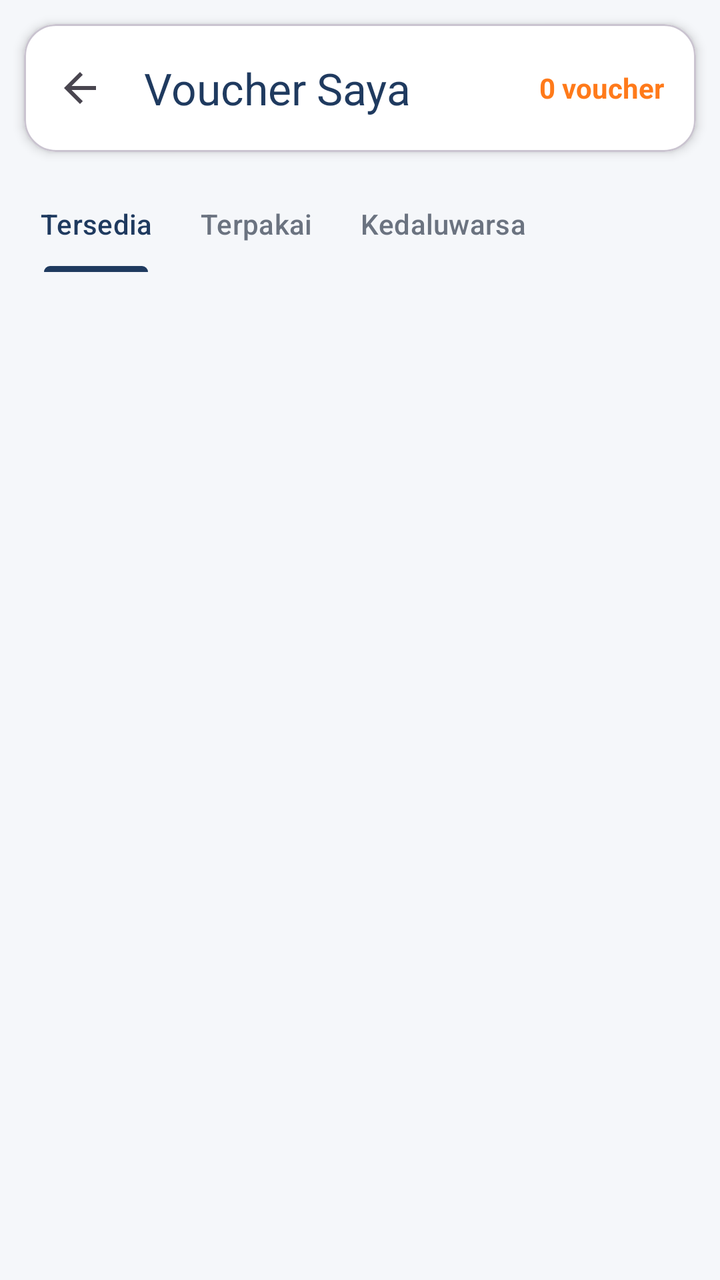
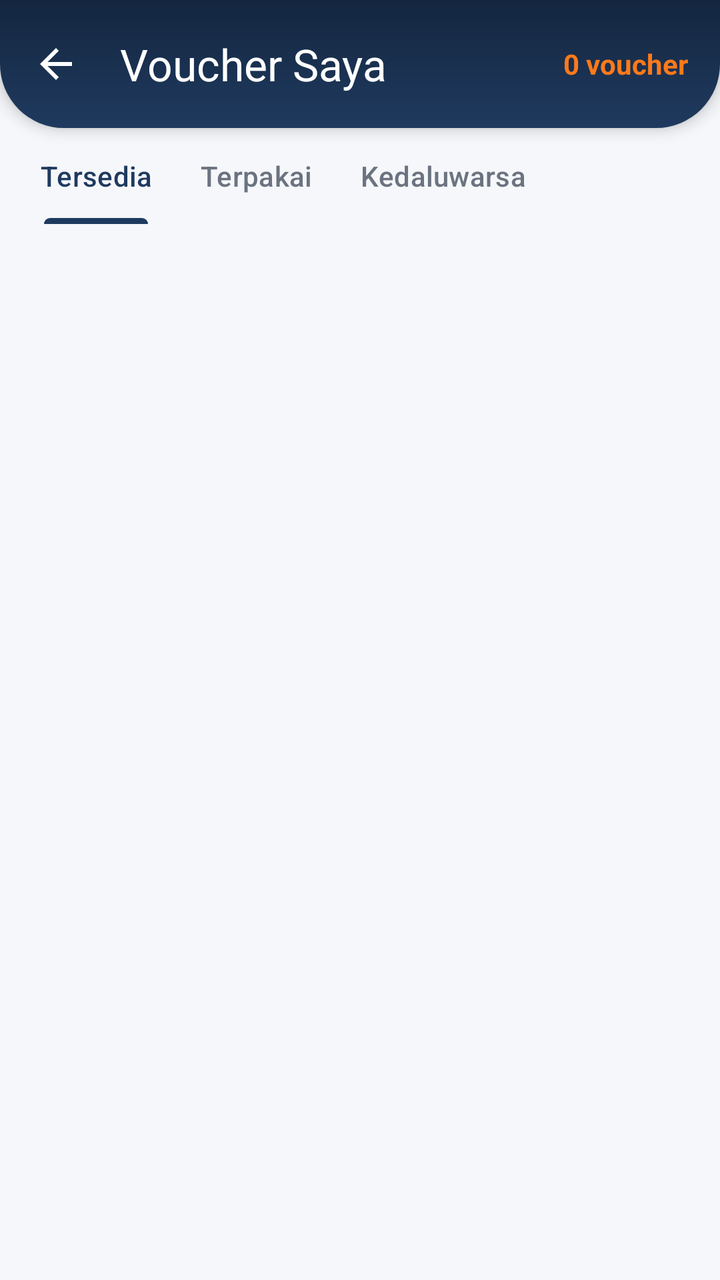

The first picture is an Android layout as it rendered before a commit; the second is the same layout after the commit. The layout source and the unified diff follow.
<!-- AndroidManifest.xml: application theme Theme.MobileProject -->
<!-- res/layout/activity_voucher_saya.xml -->
<?xml version="1.0" encoding="utf-8"?>
<LinearLayout xmlns:android="http://schemas.android.com/apk/res/android"
    xmlns:app="http://schemas.android.com/apk/res-auto"
    xmlns:tools="http://schemas.android.com/tools"
    android:id="@+id/main"
    android:layout_width="match_parent"
    android:layout_height="match_parent"
    android:background="@color/bk_bg_screen"
    android:orientation="vertical"
    tools:context=".VoucherSayaActivity">

    
    <com.google.android.material.card.MaterialCardView
        android:layout_width="match_parent"
        android:layout_height="wrap_content"
        android:layout_margin="12dp"
        app:cardBackgroundColor="@android:color/white"
        app:cardCornerRadius="16dp"
        app:cardElevation="3dp">

        <LinearLayout
            android:layout_width="match_parent"
            android:layout_height="wrap_content"
            android:gravity="center_vertical"
            android:orientation="horizontal">

            <com.google.android.material.appbar.MaterialToolbar
                android:id="@+id/toolbar"
                android:layout_width="0dp"
                android:layout_height="?attr/actionBarSize"
                android:layout_weight="1"
                app:navigationIcon="?attr/homeAsUpIndicator"
                app:title="Voucher Saya"
                app:titleTextColor="@color/bk_primary" />

            <TextView
                android:id="@+id/tvTotalVoucher"
                android:layout_width="wrap_content"
                android:layout_height="wrap_content"
                android:layout_marginEnd="16dp"
                android:text="0 voucher"
                android:textColor="@color/bk_accent"
                android:textSize="14sp"
                android:textStyle="bold" />
        </LinearLayout>
    </com.google.android.material.card.MaterialCardView>

    
    <com.google.android.material.tabs.TabLayout
        android:id="@+id/tabFilter"
        android:layout_width="match_parent"
        android:layout_height="wrap_content"
        android:layout_marginStart="8dp"
        android:background="@android:color/transparent"
        app:tabGravity="start"
        app:tabIndicatorColor="@color/bk_primary"
        app:tabMode="scrollable"
        app:tabSelectedTextColor="@color/bk_primary"
        app:tabTextColor="@color/bk_text_secondary">

        <com.google.android.material.tabs.TabItem
            android:layout_width="wrap_content"
            android:layout_height="wrap_content"
            android:text="Tersedia" />

        <com.google.android.material.tabs.TabItem
            android:layout_width="wrap_content"
            android:layout_height="wrap_content"
            android:text="Terpakai" />

        <com.google.android.material.tabs.TabItem
            android:layout_width="wrap_content"
            android:layout_height="wrap_content"
            android:text="Kedaluwarsa" />
    </com.google.android.material.tabs.TabLayout>

    
    <androidx.core.widget.NestedScrollView
        android:layout_width="match_parent"
        android:layout_height="match_parent"
        android:clipToPadding="false"
        android:paddingBottom="24dp">

        <LinearLayout
            android:layout_width="match_parent"
            android:layout_height="wrap_content"
            android:orientation="vertical"
            android:paddingStart="16dp"
            android:paddingTop="12dp"
            android:paddingEnd="16dp">

            
            <androidx.recyclerview.widget.RecyclerView
                android:id="@+id/rvVouchers"
                android:layout_width="match_parent"
                android:layout_height="wrap_content"
                android:nestedScrollingEnabled="false" />

            
            <LinearLayout
                android:id="@+id/tvKosong"
                android:layout_width="match_parent"
                android:layout_height="wrap_content"
                android:gravity="center"
                android:orientation="vertical"
                android:padding="28dp"
                android:visibility="gone">

                <ImageView
                    android:layout_width="24dp"
                    android:layout_height="24dp"
                    android:contentDescription="@null"
                    android:src="@drawable/ic_history"
                    app:tint="@color/bk_text_secondary" />

                <TextView
                    android:layout_width="wrap_content"
                    android:layout_height="wrap_content"
                    android:layout_marginTop="8dp"
                    android:text="Belum ada voucher untuk filter ini."
                    android:textColor="@color/bk_text_secondary"
                    android:textSize="12sp" />
            </LinearLayout>
        </LinearLayout>
    </androidx.core.widget.NestedScrollView>
</LinearLayout>
<!-- resources referenced by this layout -->
<resources>
  <color name="bk_accent">#FF7A1A</color>
  <color name="bk_bg_screen">#F5F7FA</color>
  <color name="bk_primary">#1F3A5F</color>
  <color name="bk_text_secondary">#6B7380</color>
  <!-- drawable ic_history (drawable) -->
  <?xml version="1.0" encoding="utf-8"?>
  <vector xmlns:android="http://schemas.android.com/apk/res/android"
      android:width="24dp"
      android:height="24dp"
      android:viewportWidth="24"
      android:viewportHeight="24">
      <path
          android:fillColor="#FF000000"
          android:pathData="M13,3c-4.97,0 -9,4.03 -9,9L1,12l3.89,3.89 0.07,0.14L9,12L6,12c0,-3.87 3.13,-7 7,-7s7,3.13 7,7 -3.13,7 -7,7c-1.93,0 -3.68,-0.79 -4.94,-2.06l-1.42,1.42C8.27,19.99 10.51,21 13,21c4.97,0 9,-4.03 9,-9s-4.03,-9 -9,-9zM12,8v5l4.28,2.54 0.72,-1.21 -3.5,-2.08L13.5,8L12,8z" />
  </vector>
  <style name="Theme.MobileProject" parent="Base.Theme.MobileProject" />
  <style name="Base.Theme.MobileProject" parent="Theme.Material3.DayNight.NoActionBar">
  
      </style>
</resources>

<!-- the commit's change to res/layout/activity_voucher_saya.xml (unified diff, before → after) -->
@@ -10,40 +10,37 @@
     tools:context=".VoucherSayaActivity">
 
     
-    <com.google.android.material.card.MaterialCardView
+    <LinearLayout
+        android:id="@+id/header"
         android:layout_width="match_parent"
         android:layout_height="wrap_content"
-        android:layout_margin="12dp"
-        app:cardBackgroundColor="@android:color/white"
-        app:cardCornerRadius="16dp"
-        app:cardElevation="3dp">
+        android:background="@drawable/bg_header"
+        android:elevation="4dp"
+        android:gravity="center_vertical"
+        android:orientation="horizontal">
 
-        <LinearLayout
-            android:layout_width="match_parent"
+        <com.google.android.material.appbar.MaterialToolbar
+            android:id="@+id/toolbar"
+            android:layout_width="0dp"
+            android:layout_height="?attr/actionBarSize"
+            android:layout_weight="1"
+            android:background="@android:color/transparent"
+            app:navigationIcon="?attr/homeAsUpIndicator"
+            app:navigationIconTint="@android:color/white"
+            app:title="Voucher Saya"
+            app:titleTextColor="@android:color/white" />
+
+        <TextView
+            android:id="@+id/tvTotalVoucher"
+            android:layout_width="wrap_content"
             android:layout_height="wrap_content"
-            android:gravity="center_vertical"
-            android:orientation="horizontal">
+            android:layout_marginEnd="16dp"
+            android:text="0 voucher"
+            android:textColor="@color/bk_accent"
+            android:textSize="14sp"
+            android:textStyle="bold" />
 
-            <com.google.android.material.appbar.MaterialToolbar
-                android:id="@+id/toolbar"
-                android:layout_width="0dp"
-                android:layout_height="?attr/actionBarSize"
-                android:layout_weight="1"
-                app:navigationIcon="?attr/homeAsUpIndicator"
-                app:title="Voucher Saya"
-                app:titleTextColor="@color/bk_primary" />
-
-            <TextView
-                android:id="@+id/tvTotalVoucher"
-                android:layout_width="wrap_content"
-                android:layout_height="wrap_content"
-                android:layout_marginEnd="16dp"
-                android:text="0 voucher"
-                android:textColor="@color/bk_accent"
-                android:textSize="14sp"
-                android:textStyle="bold" />
-        </LinearLayout>
-    </com.google.android.material.card.MaterialCardView>
+    </LinearLayout>
 
     
     <com.google.android.material.tabs.TabLayout
<!-- resource entries referenced after the edit -->
@@ -4,6 +4,18 @@
   <color name="bk_bg_screen">#F5F7FA</color>
   <color name="bk_primary">#1F3A5F</color>
   <color name="bk_text_secondary">#6B7380</color>
+  <!-- drawable bg_header (drawable) -->
+  <?xml version="1.0" encoding="utf-8"?>
+  <shape xmlns:android="http://schemas.android.com/apk/res/android"
+      android:shape="rectangle">
+      <gradient
+          android:angle="270"
+          android:endColor="@color/bk_primary"
+          android:startColor="@color/bk_primary_dark" />
+      <corners
+          android:bottomLeftRadius="32dp"
+          android:bottomRightRadius="32dp" />
+  </shape>
   <!-- drawable ic_history (drawable) -->
   <?xml version="1.0" encoding="utf-8"?>
   <vector xmlns:android="http://schemas.android.com/apk/res/android"
@@ -16,6 +28,7 @@
           android:pathData="M13,3c-4.97,0 -9,4.03 -9,9L1,12l3.89,3.89 0.07,0.14L9,12L6,12c0,-3.87 3.13,-7 7,-7s7,3.13 7,7 -3.13,7 -7,7c-1.93,0 -3.68,-0.79 -4.94,-2.06l-1.42,1.42C8.27,19.99 10.51,21 13,21c4.97,0 9,-4.03 9,-9s-4.03,-9 -9,-9zM12,8v5l4.28,2.54 0.72,-1.21 -3.5,-2.08L13.5,8L12,8z" />
   </vector>
   <style name="Theme.MobileProject" parent="Base.Theme.MobileProject" />
+  <color name="bk_primary_dark">#14263F</color>
   <style name="Base.Theme.MobileProject" parent="Theme.Material3.DayNight.NoActionBar">
   
       </style>
